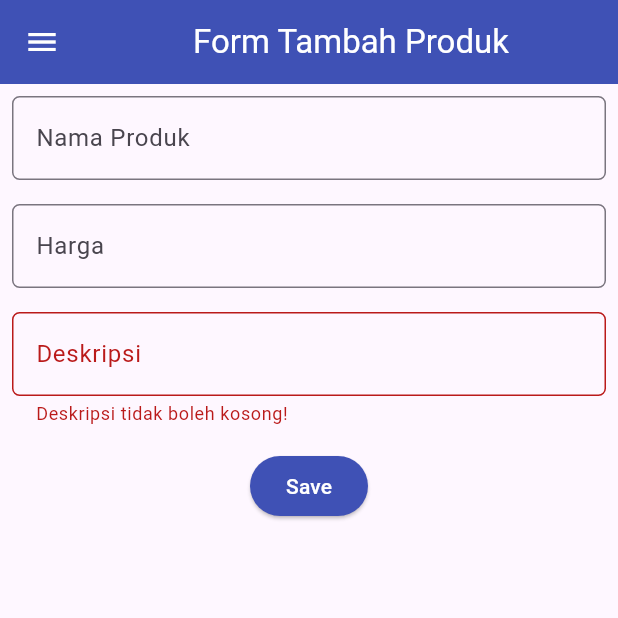
After one commit to Khalishana/shopping-list-mobile, a Flutter app: the ShopFormPage screen opened directly, after a tap on "Save", on a phone screen of 412 x 824 dp, the top half of it. The commit adds this screen. Run offline on Flutter 3.47's test engine with Material 2 defaults, Android fonts, the phone set to English and light mode, and no system bars.

Commit message:
Tutorial 7 selesai

```diff
--- a/lib/main.dart
+++ b/lib/main.dart
@@ -1,5 +1,5 @@
 import 'package:flutter/material.dart';
-import 'package:flutter_app/menu.dart';
+import 'package:flutter_app/screens/menu.dart';
 
 void main() {
   runApp(const MyApp());
--- /dev/null
+++ b/lib/screens/shoplist_form.dart
@@ -0,0 +1,162 @@
+import 'package:flutter/material.dart';
+import 'package:flutter_app/widgets/left_drawer.dart';
+
+class ShopFormPage extends StatefulWidget {
+    const ShopFormPage({super.key});
+
+    @override
+    State<ShopFormPage> createState() => _ShopFormPageState();
+}
+
+class _ShopFormPageState extends State<ShopFormPage> {
+    final _formKey = GlobalKey<FormState>();
+    String _name = "";
+    int _price = 0;
+    String _description = "";
+    @override
+    Widget build(BuildContext context) {
+        //return Placeholder();
+        return Scaffold(
+          appBar: AppBar(
+            title: const Center(
+              child: Text(
+                'Form Tambah Produk',
+              ),
+            ),
+            backgroundColor: Colors.indigo,
+            foregroundColor: Colors.white,
+          ),
+          drawer: const LeftDrawer(),
+          body: Form(
+            key: _formKey,
+            child: SingleChildScrollView(
+              child: Column(
+                crossAxisAlignment: CrossAxisAlignment.start,
+                children: [
+                  Padding(
+                    padding: const EdgeInsets.all(8.0),
+                    child: TextFormField(
+                      decoration: InputDecoration(
+                        hintText: "Nama Produk",
+                        labelText: "Nama Produk",
+                        border: OutlineInputBorder(
+                          borderRadius: BorderRadius.circular(5.0),
+                        ),
+                      ),
+                      onChanged: (String? value) {
+                        setState(() {
+                          _name = value!;
+                        });
+                      },
+                      validator: (String? value) {
+                        if (value == null || value.isEmpty) {
+                          return "Nama tidak boleh kosong!";
+                        }
+                        return null;
+                      },
+                    ),
+                  ),
+                Padding(
+                  padding: const EdgeInsets.all(8.0),
+                  child: TextFormField(
+                    decoration: InputDecoration(
+                      hintText: "Harga",
+                      labelText: "Harga",
+                      border: OutlineInputBorder(
+                        borderRadius: BorderRadius.circular(5.0),
+                      ),
+                    ),
+                    onChanged: (String? value) {
+                      setState(() {
+                        _price = int.parse(value!); //tambah variabel _price
+                      });
+                    },
+                    validator: (String? value) {
+                      if (value == null || value.isEmpty) {
+                        return "Harga tidak boleh kosong!";
+                      }
+                      if (int.tryParse(value) == null) {
+                        return "Harga harus berupa angka!";
+                      }
+                      return null;
+                    },
+                  ),
+                ),
+                Padding(
+                  padding: const EdgeInsets.all(8.0),
+                  child: TextFormField(
+                    decoration: InputDecoration(
+                      hintText: "Deskripsi",
+                      labelText: "Deskripsi",
+                      border: OutlineInputBorder(
+                        borderRadius: BorderRadius.circular(5.0),
+                      ),
+                    ),
+                    onChanged: (String? value) {
+                      setState(() {
+                        _description = value!; //tambah variabel _description
+                      });
+                    },
+                    validator: (String? value) {
+                      if (value == null || value.isEmpty) {
+                        return "Deskripsi tidak boleh kosong!";
+                      }
+                      return null;
+                    },
+                  ),
+                ),
+                Align(
+                  alignment: Alignment.bottomCenter,
+                  child: Padding(
+                    padding: const EdgeInsets.all(8.0),
+                    child: ElevatedButton(
+                      style: ButtonStyle(
+                        backgroundColor:
+                            MaterialStateProperty.all(Colors.indigo),
+                      ),
+                      onPressed: () {
+                        if (_formKey.currentState!.validate()) {
+              showDialog(
+                context: context,
+                builder: (context) {
+                  return AlertDialog(
+                    title: const Text('Produk berhasil tersimpan'),
+                    content: SingleChildScrollView(
+                      child: Column(
+                        crossAxisAlignment:
+                            CrossAxisAlignment.start,
+                        children: [
+                          Text('Nama: $_name'),
+                          Text('Harga: $_price'),
+                          Text('Deskripsi: $_description')
+                        ],
+                      ),
+                    ),
+                    actions: [
+                      TextButton(
+                        child: const Text('OK'),
+                        onPressed: () {
+                          Navigator.pop(context);
+                        },
+                      ),
+                    ],
+                  );
+                },
+              );
+            }
+            _formKey.currentState!.reset();
+          },
+          child: const Text(
+            "Save",
+            style: TextStyle(color: Colors.white),
+          ),
+        ),
+                  ),
+                ),
+                ]
+              ),
+            ),
+          ),
+        );
+    }
+}
--- /dev/null
+++ b/lib/widgets/left_drawer.dart
@@ -0,0 +1,68 @@
+import 'package:flutter/material.dart';
+import 'package:flutter_app/screens/menu.dart';
+import 'package:flutter_app/screens/shoplist_form.dart';
+
+class LeftDrawer extends StatelessWidget {
+  const LeftDrawer({super.key});
+
+  @override
+  Widget build(BuildContext context) {
+    return Drawer(
+      child: ListView(
+        children: [
+          const DrawerHeader(
+            decoration: BoxDecoration(
+              color: Colors.indigo,
+            ),
+            child: Column(
+              children: [
+                Text(
+                  'Shopping List',
+                  textAlign: TextAlign.center,
+                  style: TextStyle(
+                    fontSize: 30,
+                    fontWeight: FontWeight.bold,
+                    color: Colors.white,
+                  ),
+                ),
+                Padding(padding: EdgeInsets.all(10)),
+                Text("Catat seluruh keperluan belanjamu di sini!",
+                  textAlign: TextAlign.center,
+                  style: TextStyle(
+                    fontSize: 15,
+                    fontWeight: FontWeight.normal,
+                    color: Colors.white,
+                  ),
+                )
+              ],
+            ),
+          ),
+            ListTile(
+              leading: const Icon(Icons.home_outlined),
+              title: const Text('Halaman Utama'),
+              // Bagian redirection ke MyHomePage
+              onTap: () {
+                Navigator.pushReplacement(
+                    context,
+                    MaterialPageRoute(
+                      builder: (context) => MyHomePage(),
+                    ));
+              },
+            ),
+            ListTile(
+              leading: const Icon(Icons.add_shopping_cart),
+              title: const Text('Tambah Produk'),
+              // Bagian redirection ke ShopFormPage
+              onTap: () {
+                 Navigator.pushReplacement(
+                    context,
+                    MaterialPageRoute(
+                        builder: (context) => ShopFormPage()
+                    ));
+              },
+            ),
+        ],
+      ),
+    );
+  }
+}
```
Also changed, not shown: lib/screens/menu.dart (renamed from lib/menu.dart, +13 -0 lines), lib/widgets/shop_card.dart (added, +61 -0 lines), 1 other file.
